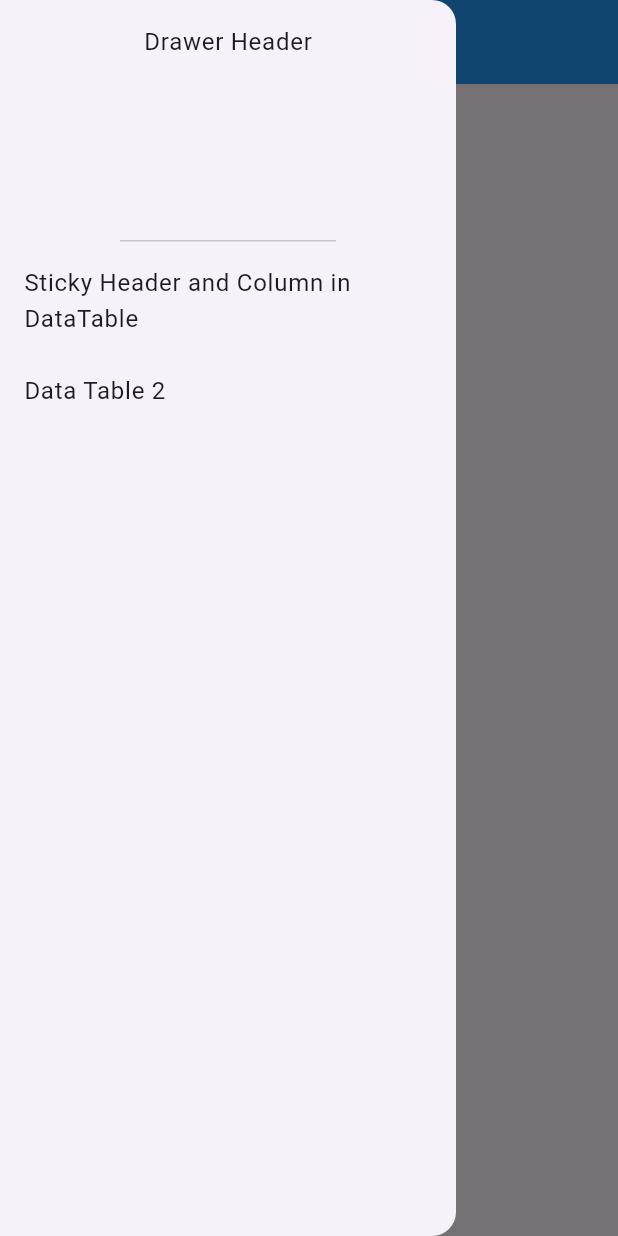
After one commit to mukarrom21/flutter-practice, a Flutter app: the screen it shows after launch, with the side drawer open, on a phone screen of 412 x 824 dp. The commit adds this screen. Run offline on Flutter 3.47's test engine with Material 3 defaults, Android fonts, the phone set to English and light mode, and no system bars; our stand-ins replace data_table_2; missing offline and left inert: linked_scroll_controller.

Commit message:
DataTable2 added

```diff
--- a/lib/components_app.dart
+++ b/lib/app.dart
@@ -1,4 +1,5 @@
 import 'package:flutter/material.dart';
+import 'package:practice_with_ostad/screens/home_screen.dart';
 import 'package:practice_with_ostad/screens/sticky_header_column_data_table.dart';
 
 class ComponentsApp extends StatelessWidget {
@@ -7,7 +8,7 @@ class ComponentsApp extends StatelessWidget {
   @override
   Widget build(BuildContext context) {
     return const MaterialApp(
-      home: StickyHeaderColumnDataTable(),
+      home: HomeScreen(),
     );
   }
 }
--- a/lib/main.dart
+++ b/lib/main.dart
@@ -1,5 +1,5 @@
 import 'package:flutter/material.dart';
-import 'package:practice_with_ostad/components_app.dart';
+import 'package:practice_with_ostad/app.dart';
 
 void main(){
  runApp(const ComponentsApp());
--- /dev/null
+++ b/lib/screens/home_screen.dart
@@ -0,0 +1,18 @@
+import 'package:flutter/material.dart';
+import 'package:practice_with_ostad/widgets/sidebar.dart';
+
+class HomeScreen extends StatelessWidget {
+  const HomeScreen({super.key});
+
+  @override
+  Widget build(BuildContext context) {
+    return Scaffold(
+      appBar: AppBar(
+        centerTitle: true,
+        backgroundColor: Colors.blue,
+        title: const Text("home"),
+      ),
+      drawer: const Sidebar(),
+    );
+  }
+}
--- /dev/null
+++ b/lib/widgets/sidebar.dart
@@ -0,0 +1,44 @@
+import 'package:flutter/material.dart';
+import 'package:practice_with_ostad/screens/data_table_2.dart';
+import 'package:practice_with_ostad/screens/sticky_header_column_data_table.dart';
+
+class Sidebar extends StatelessWidget {
+  const Sidebar({
+    super.key,
+  });
+
+  @override
+  Widget build(BuildContext context) {
+    return Drawer(
+      child: Column(
+        children: [
+          const DrawerHeader(
+            child: Text("Drawer Header"),
+          ),
+          ListTile(
+            title: const Text("Sticky Header and Column in DataTable"),
+            onTap: () {
+              Navigator.push(
+                context,
+                MaterialPageRoute(
+                  builder: (context) => const StickyHeaderColumnDataTable(),
+                ),
+              );
+            },
+          ),
+          ListTile(
+            title: const Text("Data Table 2"),
+            onTap: () {
+              Navigator.push(
+                context,
+                MaterialPageRoute(
+                  builder: (context) => DataTable2Demo(),
+                ),
+              );
+            },
+          ),
+        ],
+      ),
+    );
+  }
+}
--- a/pubspec.yaml
+++ b/pubspec.yaml
@@ -36,6 +36,7 @@ dependencies:
   # Use with the CupertinoIcons class for iOS style icons.
   cupertino_icons: ^1.0.8
   linked_scroll_controller: ^0.2.0
+  data_table_2: ^2.5.15
 
 dev_dependencies:
   flutter_test:
```
Also changed, not shown: lib/screens/data_table_2.dart (added, +38 -0 lines), pubspec.lock, 1 other file.
